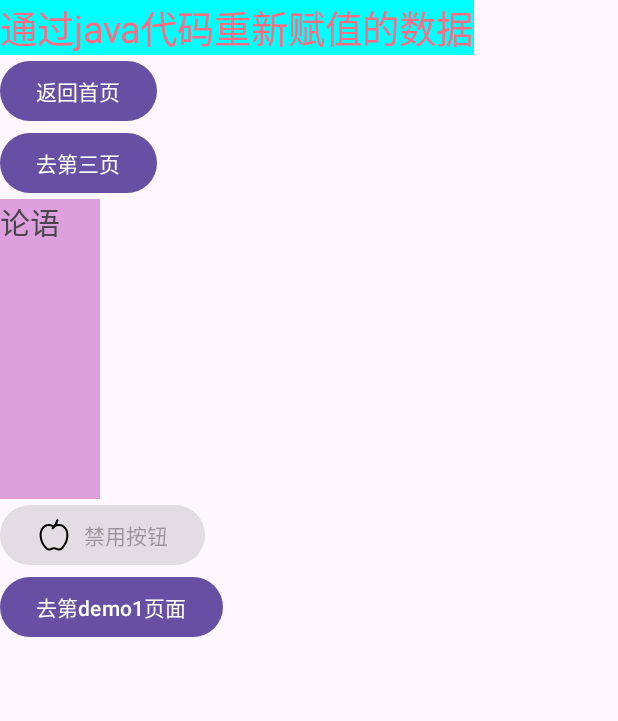
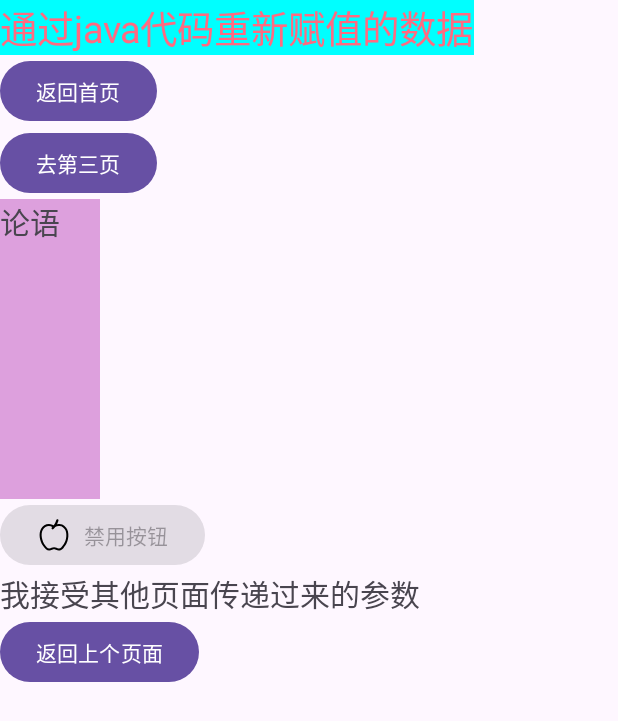
Before and after one commit to zhaodafei/temp_and, an Android app: the Fei00MenuActivity screen opened directly, with no data from a screen before it, after a tap on "去foo页面", on a phone screen of 412 x 824 dp. Shown: the top 721 px of the screen. Run offline under Robolectric (Android 15) with nearby library versions, the light colour scheme and no system bars.

Commit message:
init菜单

```diff
--- a/app/src/main/java/com/fei/myfei/Fei00MenuActivity.java
+++ b/app/src/main/java/com/fei/myfei/Fei00MenuActivity.java
@@ -1,13 +1,22 @@
 package com.fei.myfei;
 
+import androidx.activity.result.ActivityResult;
+import androidx.activity.result.ActivityResultCallback;
+import androidx.activity.result.ActivityResultLauncher;
+import androidx.activity.result.contract.ActivityResultContracts;
 import androidx.appcompat.app.AppCompatActivity;
 
+import android.app.Activity;
 import android.content.Intent;
 import android.os.Bundle;
+import android.util.Log;
 import android.view.View;
 import android.widget.Button;
+import android.widget.TextView;
 
-public class Fei00MenuActivity extends AppCompatActivity {
+public class Fei00MenuActivity extends AppCompatActivity implements View.OnClickListener {
+
+    // private ActivityResultLauncher<Intent> register;
 
     @Override
     protected void onCreate(Bundle savedInstanceState) {
@@ -30,12 +39,27 @@ public class Fei00MenuActivity extends AppCompatActivity {
         MenuBtn00F.setOnClickListener(new View.OnClickListener(){
             @Override
             public void onClick(View view) {
+                // startActivity(new Intent(Fei00MenuActivity.this, FooActivity.class));
+
                 Intent intent = new Intent();
                 intent.setClass(Fei00MenuActivity.this, FooActivity.class);
+                Bundle bundle = new Bundle();
+                bundle.putString("params_fei1", "我是第1个参数");
+                bundle.putString("params_fei2", "我是第2个参数");
+                intent.putExtras(bundle);
                 startActivity(intent); // 注意这个方法,不要选错了,这个方法有多个,参数不一样
             }
         });
-        // 去foo页面
+        // // 从foo页面返回来拿到数据 ?????????????????/ todo: 从下个页面拿不到数据
+        // register = registerForActivityResult(new ActivityResultContracts.StartActivityForResult(), new ActivityResultCallback<ActivityResult>() {
+        //     @Override
+        //     public void onActivityResult(ActivityResult result) {
+        //         System.out.println("sssssssssss");
+        //         Log.d("fei1111111111", "onActivityResult: 收到数据了");
+        //     }
+        // });
+
+        // 去bar页面
         Button MenuBtn00B = findViewById(R.id.feiMenu00_bar);
         MenuBtn00B.setOnClickListener(new View.OnClickListener(){
             @Override
@@ -46,16 +70,24 @@ public class Fei00MenuActivity extends AppCompatActivity {
             }
         });
 
-        // ==================================
-        // 第一个页面
-        Button MenuBtn01 = findViewById(R.id.feiMenu01_link);
-        MenuBtn01.setOnClickListener(new View.OnClickListener(){
-            @Override
-            public void onClick(View view) {
-                Intent intent = new Intent();
-                intent.setClass(Fei00MenuActivity.this, Fei01Activity.class);
-                startActivity(intent); // 注意这个方法,不要选错了,这个方法有多个,参数不一样
-            }
-        });
+        // =====================  菜单页面 =============
+        findViewById(R.id.feiMenu01_link).setOnClickListener(this); // 第1个页面
+        findViewById(R.id.feiMenu02_link).setOnClickListener(this); // 第2个页面
     }
+
+    @Override
+    public void onClick(View v) {
+        if (v.getId() == R.id.feiMenu01_link) {
+            // 去第1个页面
+            Intent intent = new Intent();
+            intent.setClass(Fei00MenuActivity.this, Fei01Activity.class);
+            startActivity(intent); // 注意这个方法,不要选错了,这个方法有多个,参数不一样
+        } else if (v.getId() == R.id.feiMenu02_link) {
+            // 去第2个页面
+            Intent intent = new Intent();
+            intent.setClass(Fei00MenuActivity.this, Fei02Activity.class);
+            startActivity(intent); // 注意这个方法,不要选错了,这个方法有多个,参数不一样
+        }
+    }
+
 }
--- a/app/src/main/java/com/fei/myfei/FooActivity.java
+++ b/app/src/main/java/com/fei/myfei/FooActivity.java
@@ -1,8 +1,10 @@
 package com.fei.myfei;
 
+import android.app.Activity;
 import android.content.Intent;
 import android.graphics.Color;
 import android.os.Bundle;
+import android.util.Log;
 import android.view.View;
 import android.view.ViewGroup;
 import android.widget.Button;
@@ -12,7 +14,7 @@ import androidx.appcompat.app.AppCompatActivity;
 
 import com.fei.myfei.utils.UnitUtils;
 
-public class FooActivity extends AppCompatActivity {
+public class FooActivity extends AppCompatActivity  {
     @Override
     protected void onCreate(Bundle savedInstanceState) {
         // 这个 onCreate 要选这个只有一个参数的
@@ -66,15 +68,33 @@ public class FooActivity extends AppCompatActivity {
         // params.width = UnitUtils.dip2px(this,300);
         fooText02.setLayoutParams(params); // 设置布局参数
 
-        // 05)去第demo1页面
-        Button FooButton3 = findViewById(R.id.foo_button3);
-        FooButton3.setOnClickListener(new View.OnClickListener(){
+        // // 05)接受其他页面跳转过来的参数
+        // Bundle extras = getIntent().getExtras();
+        // Object params1 = extras.getString("params_fei1");
+        // Object params2 = extras.getString("params_fei2");
+        // TextView fooText03 = findViewById(R.id.foo_text03);
+        // String allParams = String.format("参数1为%s: ", params1);
+        // // fooText03.setText("ssssssssss");
+        // fooText03.setText(allParams);
+
+
+        // 06)返回按钮开始
+        Button FooButton4 = findViewById(R.id.foo_button4);
+        FooButton4.setOnClickListener(new View.OnClickListener(){
             @Override
-            public void onClick(View view) {
+            public void onClick(View v) {
                 Intent intent = new Intent();
-                intent.setClass(FooActivity.this, Fei01Activity.class);
-                startActivity(intent);
+                Bundle bundle = new Bundle();
+                bundle.putString("response_01","我是返回上个activity参数1");
+                bundle.putString("response_02","我是返回上个activity参数2");
+                intent.putExtras(bundle);
+                // 携带信息返回上个页面,RESULT_OK表示处理成功
+                setResult(Activity.RESULT_OK, intent);
+                // 结束当前活动页面
+                finish();
             }
         });
+
+
     }
 }
--- a/app/src/main/res/layout/activity_fei00_menu.xml
+++ b/app/src/main/res/layout/activity_fei00_menu.xml
@@ -42,6 +42,7 @@
             android:textColor="#90EE90"
             android:textSize="20sp" />
 
+        <!--  ===========================下面是菜单页面================== -->
         <Button
             android:id="@+id/feiMenu01_link"
             android:layout_width="wrap_content"
--- a/app/src/main/res/layout/activity_foo.xml
+++ b/app/src/main/res/layout/activity_foo.xml
@@ -47,10 +47,18 @@
         android:enabled="false"
         android:text="禁用按钮"/>
 
-    <Button
-        android:id="@+id/foo_button3"
+    <TextView
+        android:id="@+id/foo_text03"
         android:layout_width="wrap_content"
         android:layout_height="wrap_content"
-        android:text="去第demo1页面"/>
+        android:text="我接受其他页面传递过来的参数"
+        android:textSize="20sp" />
+
+    <Button
+        android:id="@+id/foo_button4"
+        android:layout_width="wrap_content"
+        android:layout_height="wrap_content"
+        android:text="返回上个页面"/>
+
 
 </LinearLayout>
--- a/app/src/main/res/values/strings.xml
+++ b/app/src/main/res/values/strings.xml
@@ -5,7 +5,7 @@
     <string name="feiMenu00_foo">去foo页面</string>
     <string name="feiMenu00_bar">去bar页面</string>
     <string name="feiMenu01_link">第一个页面</string>
-    <string name="feiMenu02_link">第二个页面</string>
+    <string name="feiMenu02_link">第二个页面,生命周期</string>
 
     <string name="foo_text1">从首页跳转过来了</string>
     <string name="foo_new_text1">通过java代码重新赋值的数据</string>
```
Also changed, not shown: app/src/main/java/com/fei/myfei/Fei021Activity.java (added, +24 -0 lines), app/src/main/java/com/fei/myfei/Fei02Activity.java (added, +62 -0 lines), app/src/main/res/layout/activity_fei02.xml (added, +15 -0 lines), app/src/main/res/layout/activity_fei021.xml (added, +23 -0 lines).
